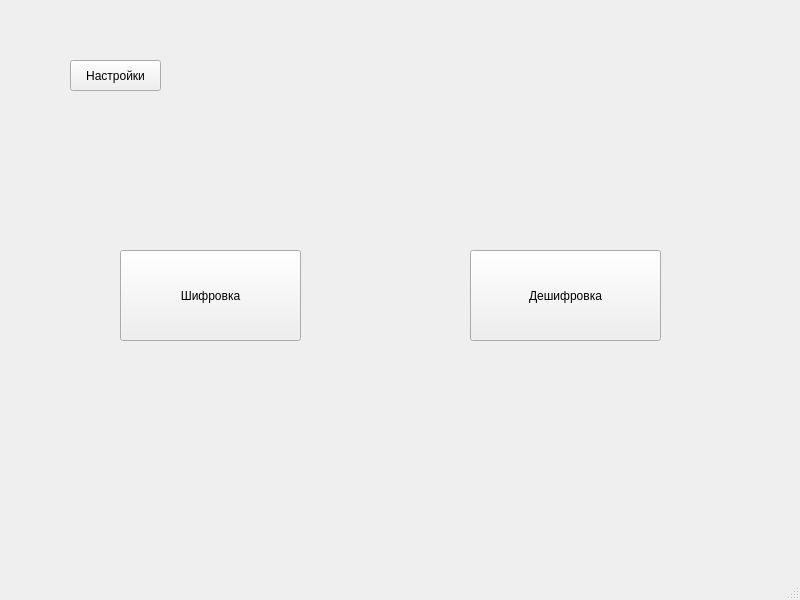
Above: mainwindow.ui from SGGlad/Morze before the change. Below: the same form after it.
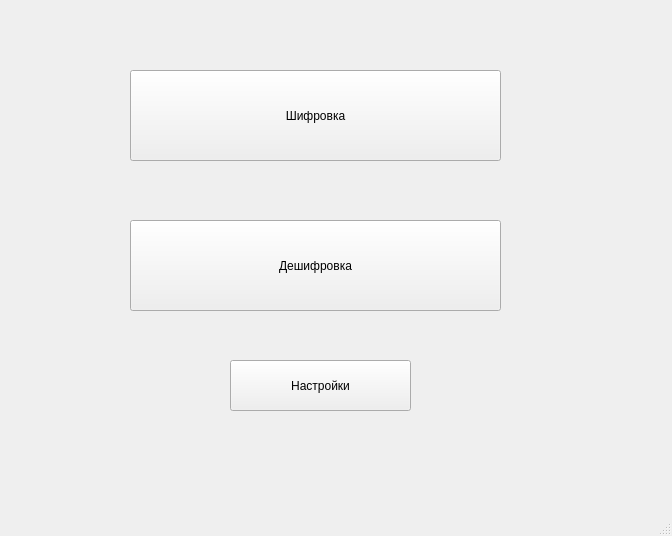
That is the form after the change.

What changed in the file:
```diff
--- a/mainwindow.ui
+++ b/mainwindow.ui
@@ -6,8 +6,8 @@
    <rect>
     <x>0</x>
     <y>0</y>
-    <width>800</width>
-    <height>600</height>
+    <width>672</width>
+    <height>536</height>
    </rect>
   </property>
   <property name="windowTitle">
@@ -17,9 +17,9 @@
    <widget class="QPushButton" name="Decoder_button">
     <property name="geometry">
      <rect>
-      <x>470</x>
-      <y>250</y>
-      <width>191</width>
+      <x>130</x>
+      <y>220</y>
+      <width>371</width>
       <height>91</height>
      </rect>
     </property>
@@ -33,9 +33,9 @@
    <widget class="QPushButton" name="Coder_button">
     <property name="geometry">
      <rect>
-      <x>120</x>
-      <y>250</y>
-      <width>181</width>
+      <x>130</x>
+      <y>70</y>
+      <width>371</width>
       <height>91</height>
      </rect>
     </property>
@@ -49,10 +49,10 @@
    <widget class="QPushButton" name="Settings_button">
     <property name="geometry">
      <rect>
-      <x>70</x>
-      <y>60</y>
-      <width>91</width>
-      <height>31</height>
+      <x>230</x>
+      <y>360</y>
+      <width>181</width>
+      <height>51</height>
      </rect>
     </property>
     <property name="cursor">
```
Left out of the diff: 2 changed lines with no effect on the pictures.
